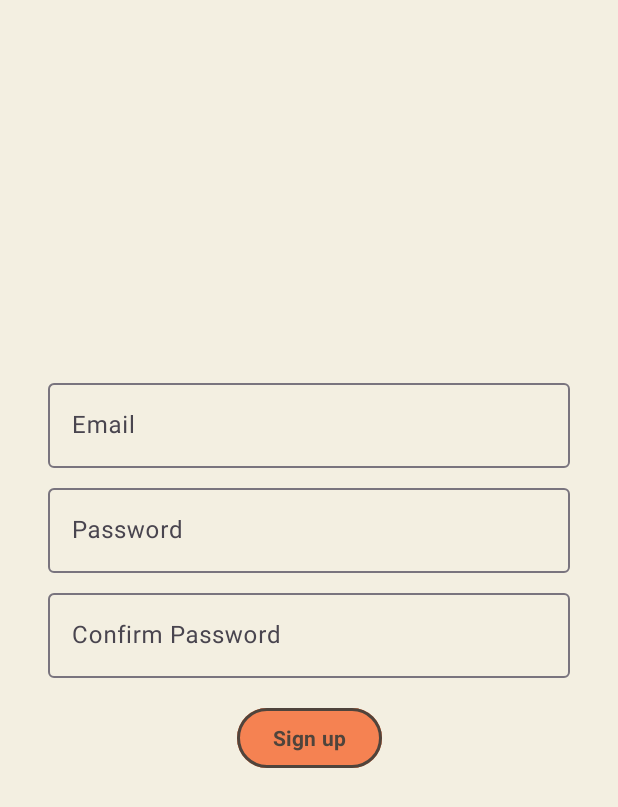
After one commit to Juuuriii/Zest, an Android app: the SignupFragment screen opened through its navigation route, on a phone screen of 412 x 824 dp. The commit adds this screen. Shown: the top 807 px of the screen. Run offline under Robolectric (Android 15) with nearby library versions, the phone set to English and light mode, and no system bars; Roboto replaces fonts that are not available here.

Commit message:
First Commit

```diff
--- /dev/null
+++ b/app/src/main/java/com/example/zest/ui/SignupFragment.kt
@@ -0,0 +1,25 @@
+package com.example.zest.ui
+
+import android.os.Bundle
+import android.view.LayoutInflater
+import android.view.View
+import android.view.ViewGroup
+import androidx.fragment.app.Fragment
+import com.example.zest.R
+
+
+class SignupFragment : Fragment() {
+
+
+
+
+    override fun onCreateView(
+        inflater: LayoutInflater, container: ViewGroup?,
+        savedInstanceState: Bundle?
+    ): View? {
+        // Inflate the layout for this fragment
+        return inflater.inflate(R.layout.fragment_signup, container, false)
+    }
+
+
+}
--- /dev/null
+++ b/app/src/main/java/com/example/zest/ui/WelcomeFragment.kt
@@ -0,0 +1,45 @@
+package com.example.zest.ui
+
+import android.os.Bundle
+import android.view.LayoutInflater
+import android.view.View
+import android.view.ViewGroup
+import androidx.fragment.app.Fragment
+import androidx.navigation.fragment.findNavController
+import com.example.zest.R
+import com.example.zest.databinding.FragmentWelcomeBinding
+
+
+class WelcomeFragment: Fragment() {
+
+
+    private lateinit var binding: FragmentWelcomeBinding
+
+
+    override fun onCreateView(
+        inflater: LayoutInflater,
+        container: ViewGroup?,
+        savedInstanceState: Bundle?
+    ): View {
+        binding = FragmentWelcomeBinding.inflate(inflater,container,false)
+        return binding.root
+    }
+
+    override fun onViewCreated(view: View, savedInstanceState: Bundle?) {
+        super.onViewCreated(view, savedInstanceState)
+
+        binding.tvLogin.setOnClickListener {
+
+            findNavController().navigate(R.id.loginFragment)
+
+        }
+
+        binding.btnSignup.setOnClickListener {
+
+            findNavController().navigate(R.id.signupFragment)
+
+        }
+    }
+
+
+}
--- a/app/src/main/res/layout/activity_main.xml
+++ b/app/src/main/res/layout/activity_main.xml
@@ -9,10 +9,12 @@
 
     <androidx.fragment.app.FragmentContainerView
         android:id="@+id/fragmentContainerView"
+        android:name="androidx.navigation.fragment.NavHostFragment"
         android:layout_width="match_parent"
         android:layout_height="match_parent"
         app:layout_constraintBottom_toBottomOf="parent"
         app:layout_constraintEnd_toEndOf="parent"
         app:layout_constraintStart_toStartOf="parent"
-        app:layout_constraintTop_toTopOf="parent" />
+        app:layout_constraintTop_toTopOf="parent"
+        app:navGraph="@navigation/nav_graph" />
 </androidx.constraintlayout.widget.ConstraintLayout>
--- /dev/null
+++ b/app/src/main/res/layout/fragment_signup.xml
@@ -0,0 +1,76 @@
+<?xml version="1.0" encoding="utf-8"?>
+<androidx.constraintlayout.widget.ConstraintLayout xmlns:android="http://schemas.android.com/apk/res/android"
+    xmlns:app="http://schemas.android.com/apk/res-auto"
+    xmlns:tools="http://schemas.android.com/tools"
+    android:layout_width="match_parent"
+    android:layout_height="match_parent"
+    android:background="@color/primary_Alabaster"
+    tools:context=".ui.SignupFragment">
+
+
+    <com.google.android.material.textfield.TextInputLayout
+        android:id="@+id/textInputLayout3"
+        android:layout_width="match_parent"
+        android:layout_height="wrap_content"
+        android:layout_marginTop="250dp"
+        android:layout_marginHorizontal="32dp"
+        app:layout_constraintEnd_toEndOf="parent"
+        app:layout_constraintStart_toStartOf="parent"
+        app:layout_constraintTop_toTopOf="parent">
+
+        <com.google.android.material.textfield.TextInputEditText
+            android:id="@+id/etEmailSignup"
+            android:layout_width="match_parent"
+            android:layout_height="wrap_content"
+            android:hint="@string/email"
+            android:inputType="textEmailAddress" />
+    </com.google.android.material.textfield.TextInputLayout>
+
+    <com.google.android.material.textfield.TextInputLayout
+        android:id="@+id/textInputLayout4"
+        android:layout_width="match_parent"
+        android:layout_height="wrap_content"
+        android:layout_marginHorizontal="32dp"
+        android:layout_marginTop="8dp"
+        app:layout_constraintEnd_toEndOf="parent"
+        app:layout_constraintStart_toStartOf="parent"
+        app:layout_constraintTop_toBottomOf="@+id/textInputLayout3">
+
+        <com.google.android.material.textfield.TextInputEditText
+            android:id="@+id/etPasswordSignup"
+            android:layout_width="match_parent"
+            android:layout_height="wrap_content"
+            android:hint="@string/password"
+            android:inputType="textPassword" />
+    </com.google.android.material.textfield.TextInputLayout>
+
+    <com.google.android.material.textfield.TextInputLayout
+        android:id="@+id/textInputLayout5"
+        android:layout_width="match_parent"
+        android:layout_height="wrap_content"
+        android:layout_marginHorizontal="32dp"
+        android:layout_marginTop="8dp"
+        app:layout_constraintEnd_toEndOf="parent"
+        app:layout_constraintStart_toStartOf="parent"
+        app:layout_constraintTop_toBottomOf="@+id/textInputLayout4">
+
+        <com.google.android.material.textfield.TextInputEditText
+            android:layout_width="match_parent"
+            android:layout_height="wrap_content"
+            android:hint="@string/confirm_password"
+            android:inputType="textPassword" />
+    </com.google.android.material.textfield.TextInputLayout>
+
+    <Button
+        android:id="@+id/btnSignup"
+        style="@style/zest_long_button_style"
+        android:layout_width="wrap_content"
+        android:layout_height="wrap_content"
+        android:layout_marginTop="16dp"
+        android:text="@string/sign_up"
+        app:layout_constraintEnd_toEndOf="parent"
+        app:layout_constraintStart_toStartOf="parent"
+        app:layout_constraintTop_toBottomOf="@+id/textInputLayout5" />
+
+
+</androidx.constraintlayout.widget.ConstraintLayout>
--- a/app/src/main/res/navigation/nav_graph.xml
+++ b/app/src/main/res/navigation/nav_graph.xml
@@ -1,6 +1,28 @@
 <?xml version="1.0" encoding="utf-8"?>
 <navigation xmlns:android="http://schemas.android.com/apk/res/android"
     xmlns:app="http://schemas.android.com/apk/res-auto"
-    android:id="@+id/nav_graph">
+    xmlns:tools="http://schemas.android.com/tools"
+    android:id="@+id/nav_graph"
+    app:startDestination="@id/welcomeFragment">
 
+    <fragment
+        android:id="@+id/welcomeFragment"
+        android:name="com.example.zest.ui.WelcomeFragment"
+        android:label="WelcomeFragment"
+        tools:layout="@layout/fragment_welcome"/>
+    <fragment
+        android:id="@+id/loginFragment"
+        android:name="com.example.zest.ui.LoginFragment"
+        android:label="fragment_login"
+        tools:layout="@layout/fragment_login" />
+    <fragment
+        android:id="@+id/signupFragment"
+        android:name="com.example.zest.ui.SignupFragment"
+        android:label="fragment_signup"
+        tools:layout="@layout/fragment_signup" />
+    <fragment
+        android:id="@+id/homeFragment"
+        android:name="com.example.zest.ui.HomeFragment"
+        android:label="fragment_home"
+        tools:layout="@layout/fragment_home" />
 </navigation>
--- a/app/src/main/res/values/strings.xml
+++ b/app/src/main/res/values/strings.xml
@@ -4,4 +4,10 @@
     <string name="log_in">Log in</string>
     <string name="continue_with_google">Continue with Google</string>
     <string name="sign_up">Sign up</string>
+    <!-- TODO: Remove or change this placeholder text -->
+    <string name="hello_blank_fragment">Hello blank fragment</string>
+    <string name="email">Email</string>
+    <string name="password">Password</string>
+    <string name="login">Login</string>
+    <string name="confirm_password">Confirm Password</string>
 </resources>
--- a/app/src/main/res/values/styles.xml
+++ b/app/src/main/res/values/styles.xml
@@ -1,12 +1,14 @@
 <?xml version="1.0" encoding="utf-8"?>
 <resources>
-    <style name="zest_button_style">
+    <style name="zest_long_button_style">
         <item name="fontFamily">@font/dekko</item>
         <item name="android:textColor">@color/primary_taupe</item>
         <item name="android:backgroundTint">@color/primary_coral</item>
         <item name="strokeWidth">2dp</item>
         <item name="strokeColor">@color/primary_taupe</item>
-
+        <item name="android:layout_width">280dp</item>
+        <item name="android:layout_height">48dp</item>
+        <item name="android:textStyle">bold</item>
 
     </style>
 
--- a/build.gradle.kts
+++ b/build.gradle.kts
@@ -13,4 +13,5 @@ plugins {
     id("com.android.application") version "8.2.2" apply false
     id("org.jetbrains.kotlin.android") version "1.9.22" apply false
     id("com.google.devtools.ksp") version "1.9.20-1.0.14" apply false
+    id("com.google.gms.google-services") version "4.4.1" apply false
 }
```
Also changed, not shown: app/build.gradle.kts (+14 -0 lines), app/src/main/java/com/example/zest/ui/HomeFragment.kt (added, +26 -0 lines), app/src/main/java/com/example/zest/ui/LoginFragment.kt (added, +25 -0 lines), app/src/main/res/layout/fragment_home.xml (added, +30 -0 lines), app/src/main/res/layout/fragment_login.xml (added, +59 -0 lines), app/src/main/res/layout/fragment_welcome.xml (renamed from app/src/main/res/layout/welcome_fragment.xml, +8 -14 lines), 1 other file.
